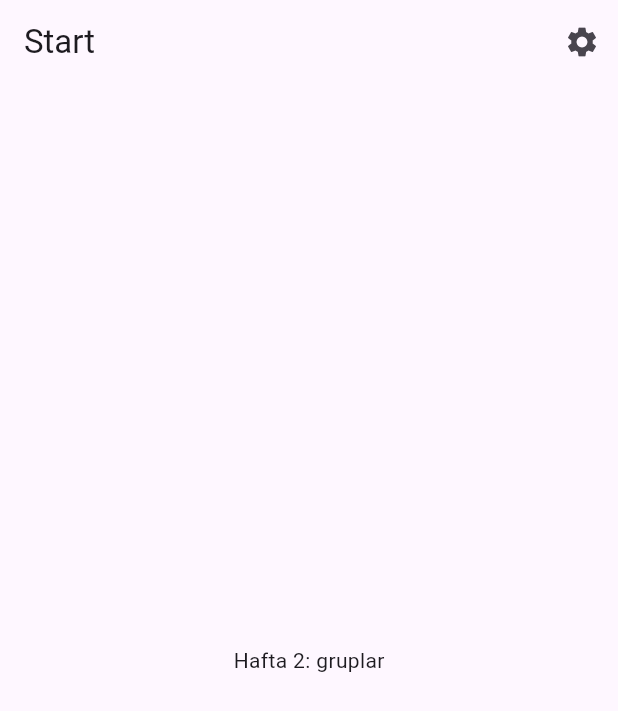
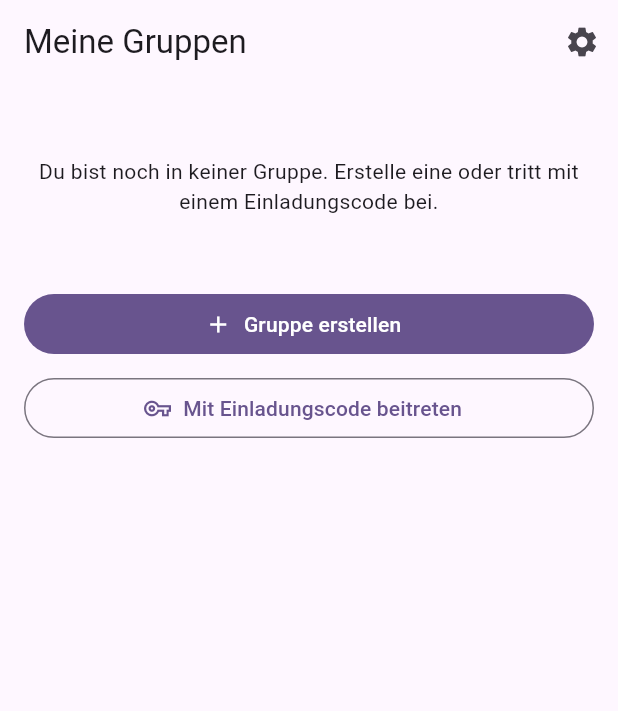
Before and after one commit to hakanemirarslan/WG-App, a Flutter app: the screen it shows once a user with an empty profile is signed in, on a phone screen of 412 x 824 dp. Shown: the top 711 px of the screen. Run offline on Flutter 3.47's test engine with Material 3 defaults, Android fonts, the phone set to English and light mode, and no system bars; our stand-ins replace flutter_riverpod, go_router, supabase_flutter; accounts and stored records are empty; generated files the repository leaves out were written again; network calls fail.

Commit message:
Add groups: create, invite links, join, members, admin transfer, leave (Hafta 2)

```diff
--- a/lib/core/router.dart
+++ b/lib/core/router.dart
@@ -7,10 +7,10 @@ import 'package:go_router/go_router.dart';
 import '../features/auth/providers/auth_providers.dart';
 import '../features/auth/ui/login_page.dart';
 import '../features/auth/ui/signup_page.dart';
-import '../features/settings/providers/profile_providers.dart';
+import '../features/groups/ui/group_page.dart';
+import '../features/groups/ui/groups_page.dart';
+import '../features/groups/ui/join_page.dart';
 import '../features/settings/ui/settings_page.dart';
-import '../l10n/app_localizations.dart';
-import 'locale_provider.dart';
 import 'supabase_client.dart';
 
 /// Turns a Stream into a [Listenable] so go_router can re-evaluate its
@@ -29,6 +29,11 @@ class GoRouterRefreshStream extends ChangeNotifier {
   }
 }
 
+/// Builds `/login` or `/signup`, keeping the page the user originally wanted
+/// (e.g. `/join/<code>`) in `?from=` so we can return there after auth.
+String authPath(String path, String? from) =>
+    from == null ? path : Uri(path: path, queryParameters: {'from': from}).toString();
+
 final routerProvider = Provider<GoRouter>((ref) {
   final authRepository = ref.watch(authRepositoryProvider);
   final refreshListenable = GoRouterRefreshStream(authRepository.onAuthStateChange);
@@ -43,9 +48,15 @@ final routerProvider = Provider<GoRouter>((ref) {
           state.matchedLocation == '/login' || state.matchedLocation == '/signup';
 
       if (!isLoggedIn) {
-        return isAuthRoute ? null : '/login';
+        if (isAuthRoute) return null;
+        // Remember deep links such as /join/<code>; plain '/' needs no return trip.
+        final target = state.matchedLocation == '/' ? null : state.uri.toString();
+        return authPath('/login', target);
       }
-      if (isAuthRoute || state.matchedLocation == '/') {
+      if (isAuthRoute) {
+        return state.uri.queryParameters['from'] ?? '/home';
+      }
+      if (state.matchedLocation == '/') {
         return '/home';
       }
       return null;
@@ -54,36 +65,16 @@ final routerProvider = Provider<GoRouter>((ref) {
       GoRoute(path: '/', builder: (context, state) => const SizedBox.shrink()),
       GoRoute(path: '/login', builder: (context, state) => const LoginPage()),
       GoRoute(path: '/signup', builder: (context, state) => const SignupPage()),
-      GoRoute(path: '/home', builder: (context, state) => const HomePlaceholderPage()),
+      GoRoute(path: '/home', builder: (context, state) => const GroupsPage()),
+      GoRoute(
+        path: '/group/:id',
+        builder: (context, state) => GroupPage(groupId: state.pathParameters['id']!),
+      ),
+      GoRoute(
+        path: '/join/:code',
+        builder: (context, state) => JoinPage(code: state.pathParameters['code']!),
+      ),
       GoRoute(path: '/settings', builder: (context, state) => const SettingsPage()),
     ],
   );
 });
-
-/// Stands in for the group selection screen until Hafta 2 builds it.
-/// Also syncs the app-wide locale to `profiles.locale` on login (SPEC 12).
-class HomePlaceholderPage extends ConsumerWidget {
-  const HomePlaceholderPage({super.key});
-
-  @override
-  Widget build(BuildContext context, WidgetRef ref) {
-    ref.listen(myProfileProvider, (previous, next) {
-      next.whenData((profile) {
-        ref.read(appLocaleProvider.notifier).state = Locale(profile.locale);
-      });
-    });
-    final l10n = AppLocalizations.of(context)!;
-    return Scaffold(
-      appBar: AppBar(
-        title: Text(l10n.homeTitle),
-        actions: [
-          IconButton(
-            icon: const Icon(Icons.settings),
-            onPressed: () => GoRouter.of(context).go('/settings'),
-          ),
-        ],
-      ),
-      body: const Center(child: Text('Hafta 2: gruplar')),
-    );
-  }
-}
--- a/lib/features/auth/ui/login_page.dart
+++ b/lib/features/auth/ui/login_page.dart
@@ -2,6 +2,7 @@ import 'package:flutter/material.dart';
 import 'package:flutter_riverpod/flutter_riverpod.dart';
 import 'package:go_router/go_router.dart';
 
+import '../../../core/router.dart';
 import '../../../l10n/app_localizations.dart';
 import '../providers/auth_providers.dart';
 
@@ -86,7 +87,7 @@ class _LoginPageState extends ConsumerState<LoginPage> {
                       : Text(l10n.loginButton),
                 ),
                 TextButton(
-                  onPressed: () => context.go('/signup'),
+                  onPressed: () => context.go(authPath('/signup', GoRouterState.of(context).uri.queryParameters['from'])),
                   child: Text(l10n.noAccountSwitchToSignup),
                 ),
               ],
--- a/lib/features/auth/ui/signup_page.dart
+++ b/lib/features/auth/ui/signup_page.dart
@@ -3,6 +3,7 @@ import 'package:flutter_riverpod/flutter_riverpod.dart';
 import 'package:go_router/go_router.dart';
 
 import '../../../core/locale_provider.dart';
+import '../../../core/router.dart';
 import '../../../l10n/app_localizations.dart';
 import '../../settings/providers/profile_providers.dart';
 import '../providers/auth_providers.dart';
@@ -119,7 +120,7 @@ class _SignupPageState extends ConsumerState<SignupPage> {
                       : Text(l10n.signupButton),
                 ),
                 TextButton(
-                  onPressed: () => context.go('/login'),
+                  onPressed: () => context.go(authPath('/login', GoRouterState.of(context).uri.queryParameters['from'])),
                   child: Text(l10n.haveAccountSwitchToLogin),
                 ),
               ],
--- /dev/null
+++ b/lib/features/groups/providers/groups_providers.dart
@@ -0,0 +1,17 @@
+import 'package:flutter_riverpod/flutter_riverpod.dart';
+
+import '../data/groups_repository.dart';
+
+final groupsRepositoryProvider = Provider<GroupsRepository>((ref) => GroupsRepository());
+
+final myGroupsProvider = FutureProvider<List<Group>>((ref) {
+  return ref.watch(groupsRepositoryProvider).fetchMyGroups();
+});
+
+final groupProvider = FutureProvider.family<Group, String>((ref, groupId) {
+  return ref.watch(groupsRepositoryProvider).fetchGroup(groupId);
+});
+
+final groupMembersProvider = FutureProvider.family<List<Member>, String>((ref, groupId) {
+  return ref.watch(groupsRepositoryProvider).fetchMembers(groupId);
+});
--- /dev/null
+++ b/lib/features/groups/ui/groups_page.dart
@@ -0,0 +1,133 @@
+import 'package:flutter/material.dart';
+import 'package:flutter_riverpod/flutter_riverpod.dart';
+import 'package:go_router/go_router.dart';
+
+import '../../../core/locale_provider.dart';
+import '../../../l10n/app_localizations.dart';
+import '../../settings/providers/profile_providers.dart';
+import '../providers/groups_providers.dart';
+import 'group_error_text.dart';
+
+/// Group selection screen (SPEC 11, screen 2).
+/// Also syncs the app-wide locale to `profiles.locale` on login (SPEC 12).
+class GroupsPage extends ConsumerWidget {
+  const GroupsPage({super.key});
+
+  Future<String?> _askText(BuildContext context, String label, String action) {
+    final l10n = AppLocalizations.of(context)!;
+    final controller = TextEditingController();
+    return showDialog<String>(
+      context: context,
+      builder: (context) => AlertDialog(
+        content: TextField(
+          controller: controller,
+          autofocus: true,
+          decoration: InputDecoration(labelText: label),
+          onSubmitted: (value) => Navigator.pop(context, value.trim()),
+        ),
+        actions: [
+          TextButton(onPressed: () => Navigator.pop(context), child: Text(l10n.cancelButton)),
+          FilledButton(
+            onPressed: () => Navigator.pop(context, controller.text.trim()),
+            child: Text(action),
+          ),
+        ],
+      ),
+    );
+  }
+
+  Future<void> _create(BuildContext context, WidgetRef ref) async {
+    final l10n = AppLocalizations.of(context)!;
+    final name = await _askText(context, l10n.groupNameLabel, l10n.createGroupButton);
+    if (name == null || name.isEmpty || !context.mounted) return;
+    try {
+      final id = await ref.read(groupsRepositoryProvider).createGroup(name);
+      ref.invalidate(myGroupsProvider);
+      if (context.mounted) context.go('/group/$id');
+    } catch (error) {
+      if (context.mounted) _showError(context, error);
+    }
+  }
+
+  Future<void> _joinWithCode(BuildContext context) async {
+    final l10n = AppLocalizations.of(context)!;
+    final code = await _askText(context, l10n.inviteCodeLabel, l10n.joinButton);
+    if (code == null || code.isEmpty || !context.mounted) return;
+    context.go('/join/$code');
+  }
+
+  void _showError(BuildContext context, Object error) {
+    final l10n = AppLocalizations.of(context)!;
+    ScaffoldMessenger.of(context)
+        .showSnackBar(SnackBar(content: Text(groupErrorText(l10n, error))));
+  }
+
+  @override
+  Widget build(BuildContext context, WidgetRef ref) {
+    ref.listen(myProfileProvider, (previous, next) {
+      next.whenData((profile) {
+        ref.read(appLocaleProvider.notifier).state = Locale(profile.locale);
+      });
+    });
+    final l10n = AppLocalizations.of(context)!;
+    final groupsAsync = ref.watch(myGroupsProvider);
+
+    return Scaffold(
+      appBar: AppBar(
+        title: Text(l10n.groupsTitle),
+        actions: [
+          IconButton(
+            icon: const Icon(Icons.settings),
+            onPressed: () => context.go('/settings'),
+          ),
+        ],
+      ),
+      body: groupsAsync.when(
+        loading: () => const Center(child: CircularProgressIndicator()),
+        error: (error, _) => Center(
+          child: Column(
+            mainAxisSize: MainAxisSize.min,
+            children: [
+              Text(l10n.errorGeneric),
+              TextButton(
+                onPressed: () => ref.invalidate(myGroupsProvider),
+                child: Text(l10n.retryButton),
+              ),
+            ],
+          ),
+        ),
+        data: (groups) => ListView(
+          padding: const EdgeInsets.all(16),
+          children: [
+            if (groups.isEmpty)
+              Padding(
+                padding: const EdgeInsets.symmetric(vertical: 32),
+                child: Text(l10n.noGroupsYet, textAlign: TextAlign.center),
+              ),
+            for (final group in groups)
+              Card(
+                child: ListTile(
+                  leading: const Icon(Icons.home_outlined),
+                  title: Text(group.name),
+                  trailing: const Icon(Icons.chevron_right),
+                  onTap: () => context.go('/group/${group.id}'),
+                ),
+              ),
+            const SizedBox(height: 16),
+            FilledButton.icon(
+              icon: const Icon(Icons.add),
+              onPressed: () => _create(context, ref),
+              label: Text(l10n.createGroupButton),
+            ),
+            const SizedBox(height: 8),
+            OutlinedButton.icon(
+              icon: const Icon(Icons.vpn_key_outlined),
+              onPressed: () => _joinWithCode(context),
+              label: Text(l10n.joinWithCodeButton),
+            ),
+          ],
+        ),
+      ),
+    );
+  }
+}
--- a/lib/l10n/app_de.arb
+++ b/lib/l10n/app_de.arb
@@ -25,5 +25,33 @@
   "germanLanguage": "Deutsch",
   "englishLanguage": "Englisch",
   "saveButton": "Speichern",
-  "settingsSavedMessage": "Einstellungen gespeichert"
+  "settingsSavedMessage": "Einstellungen gespeichert",
+  "groupsTitle": "Meine Gruppen",
+  "noGroupsYet": "Du bist noch in keiner Gruppe. Erstelle eine oder tritt mit einem Einladungscode bei.",
+  "createGroupButton": "Gruppe erstellen",
+  "groupNameLabel": "Gruppenname",
+  "joinWithCodeButton": "Mit Einladungscode beitreten",
+  "inviteCodeLabel": "Einladungscode",
+  "joinButton": "Beitreten",
+  "cancelButton": "Abbrechen",
+  "membersTitle": "Mitglieder",
+  "adminRole": "Admin",
+  "youSuffix": "(du)",
+  "makeAdminAction": "Zum Admin machen",
+  "removeAdminAction": "Admin-Rechte entziehen",
+  "createInviteButton": "Einladungslink erstellen",
+  "inviteLinkReady": "Einladungslink (7 Tage gültig)",
+  "copyLinkButton": "Link kopieren",
+  "linkCopiedMessage": "Link kopiert",
+  "leaveGroupButton": "Gruppe verlassen",
+  "leaveGroupConfirmTitle": "Diese Gruppe verlassen?",
+  "leaveGroupConfirmBody": "Du siehst diese Gruppe dann nicht mehr. Mit einer neuen Einladung kannst du wieder beitreten.",
+  "joiningGroupMessage": "Trete der Gruppe bei...",
+  "errorInvalidInvite": "Dieser Einladungscode ist ungültig oder abgelaufen.",
+  "errorLastAdmin": "Du bist der einzige Admin. Ernenne zuerst jemand anderen zum Admin.",
+  "errorNotAdmin": "Nur Admins können das tun.",
+  "errorNotAMember": "Diese Person ist kein aktives Mitglied der Gruppe.",
+  "errorGeneric": "Etwas ist schiefgelaufen. Bitte versuche es erneut.",
+  "retryButton": "Erneut versuchen",
+  "backToGroupsButton": "Zurück zu meinen Gruppen"
 }
```
Also changed, not shown: lib/features/groups/data/groups_repository.dart (added, +95 -0 lines), lib/features/groups/ui/group_error_text.dart (added, +12 -0 lines), lib/features/groups/ui/group_page.dart (added, +176 -0 lines), lib/features/groups/ui/join_page.dart (added, +71 -0 lines), lib/l10n/app_en.arb (+29 -1 lines), 3 other files.
